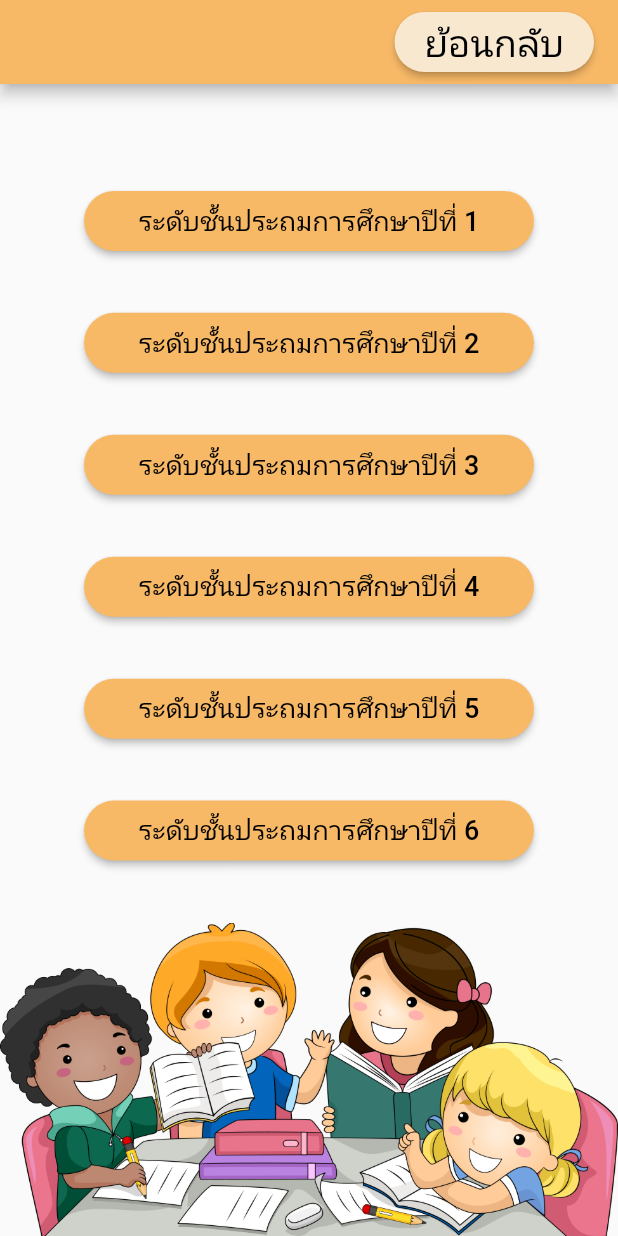
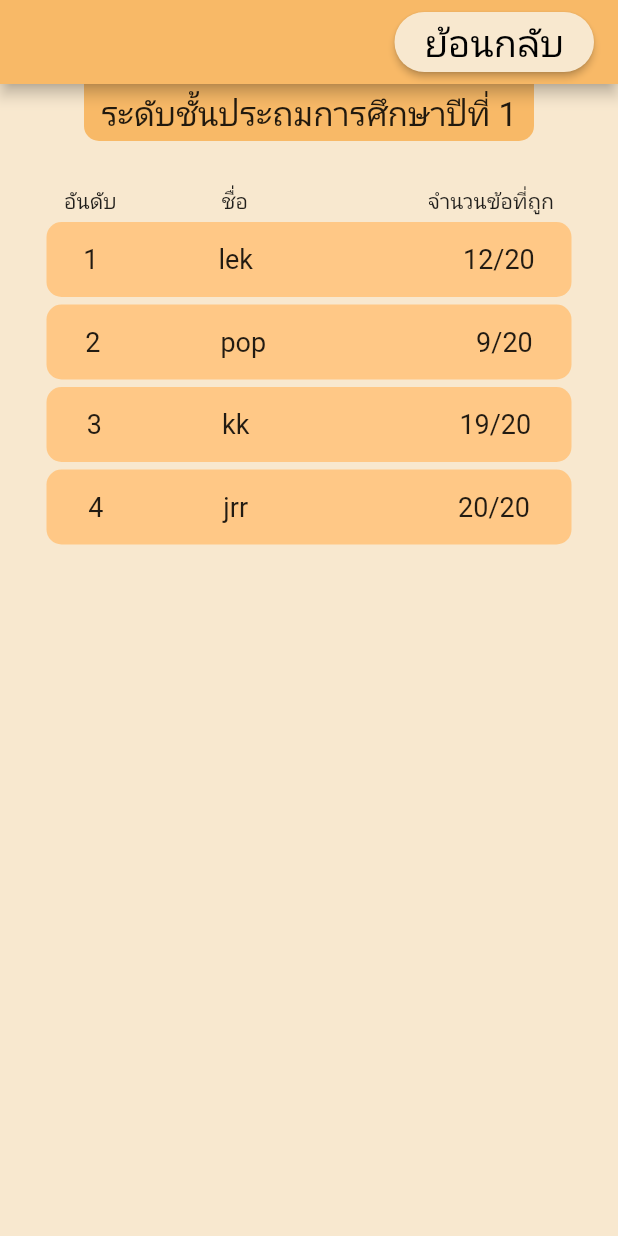
Before and after one commit to chettalek/word, a Flutter app: the scorePage screen opened directly, after a tap on "ระดับชั้นประถมการศึกษาปีที่ 1", on a phone screen of 412 x 824 dp. Run offline on Flutter 3.47's test engine with Material 2 defaults, Android fonts, the phone set to English and light mode, and no system bars; our stand-ins replace firebase_core, flutter_tts, google_sign_in, shared_preferences; accounts and stored records are empty; network calls fail.

Commit message:
เพิ่มหน้า คะแนนแบ่งชั้น
เพิ่มหน้า คะแนนแบ่งชั้น

```diff
--- a/lib/category.dart
+++ b/lib/category.dart
@@ -14,6 +14,7 @@ class _categoryPageState extends State<categoryPage> {
   Widget build(BuildContext context) {
     return Scaffold(
         appBar: AppBar(
+          automaticallyImplyLeading: false,
           backgroundColor: Color.fromARGB(255, 248, 185, 103),
           title: Row(
             mainAxisAlignment: MainAxisAlignment.end,
@@ -22,7 +23,9 @@ class _categoryPageState extends State<categoryPage> {
                 height: 40,
                 width: 133,
                 child: ElevatedButton(
-                  onPressed: () {}, //ฟังชั่นการกดปุ่ม
+                  onPressed: () {
+                    Navigator.pop(context);
+                  }, //ฟังชั่นการกดปุ่ม
                   style: ElevatedButton.styleFrom(
                     backgroundColor: Color.fromARGB(255, 248, 232, 207),
                     shape: RoundedRectangleBorder(
--- a/lib/main.dart
+++ b/lib/main.dart
@@ -7,6 +7,7 @@ import 'package:flutter_application_1/howtoplay.dart';
 import 'package:flutter_application_1/category.dart';
 import 'package:flutter_application_1/question.dart';
 import 'package:flutter_application_1/scoreview.dart';
+import 'package:flutter_application_1/scoreclass.dart';
 import 'package:http/http.dart';
 import 'package:shared_preferences/shared_preferences.dart';
 import 'firebase_options.dart';
--- a/lib/question.dart
+++ b/lib/question.dart
@@ -83,7 +83,7 @@ class _questionPageState extends State<questionPage> {
                         borderRadius: BorderRadius.all(Radius.circular(18))),
                     child: Center(
                       child: Text(
-                        '1/155', //รอดึงข้อมุลด่าน
+                        '1/20', //รอดึงข้อมุลด่าน
                         style: TextStyle(fontSize: 25),
                       ),
                     ),
@@ -153,8 +153,9 @@ class _questionPageState extends State<questionPage> {
                               IconButton(
                                   iconSize: 30,
                                   onPressed: () async {
+                                    print('easlelasl');
                                     //your custom configuration
-                                    await ftts.setLanguage("en-US");
+                                   // await ftts.setLanguage("en-US");
                                     await ftts
                                         .setSpeechRate(0.5); //speed of speech
                                     await ftts
@@ -164,6 +165,7 @@ class _questionPageState extends State<questionPage> {
                                     //play text to sp
                                     var result = await ftts.speak(
                                         "Hello World, this is Flutter Campus.");
+                                    print(result);
                                     if (result == 1) {
                                       //speaking
                                       print('ok');
--- /dev/null
+++ b/lib/scoreclass.dart
@@ -0,0 +1,230 @@
+import 'package:flutter/material.dart';
+
+class scoreclassPage extends StatefulWidget {
+  const scoreclassPage({super.key});
+
+  @override
+  State<scoreclassPage> createState() => _scoreclassState();
+}
+
+class _scoreclassState extends State<scoreclassPage> {
+  //แสดงข้อมูล
+  @override
+  Widget build(BuildContext context) {
+    return Scaffold(
+        appBar: AppBar(
+          automaticallyImplyLeading: false,
+          backgroundColor: Color.fromARGB(255, 248, 185, 103),
+          title: Row(
+            mainAxisAlignment: MainAxisAlignment.end,
+            children: [
+              SizedBox(
+                height: 40,
+                width: 133,
+                child: ElevatedButton(
+                  onPressed: () {
+                    Navigator.pop(context);
+                  }, //ฟังชั่นการกดปุ่ม
+                  style: ElevatedButton.styleFrom(
+                    backgroundColor: Color.fromARGB(255, 248, 232, 207),
+                    shape: RoundedRectangleBorder(
+                      borderRadius: BorderRadius.circular(30.0),
+                    ),
+                  ),
+                  child: const Text(
+                    'ย้อนกลับ',
+                    style: TextStyle(fontSize: 25),
+                  ),
+                ),
+              ),
+            ],
+          ),
+        ),
+        backgroundColor: Color.fromARGB(255, 248, 232, 207),
+        body: Center(
+          child: Column(
+            children: [
+              Container(
+                height: 38,
+                width: 300,
+                decoration: BoxDecoration(
+                    color: Color.fromARGB(255, 248, 185, 103),
+                    borderRadius: BorderRadius.only(
+                        bottomLeft: Radius.circular(10),
+                        bottomRight: Radius.circular(10))),
+                child: Center(
+                    child: Text(
+                  'ระดับชั้นประถมการศึกษาปีที่ 1',
+                  style: TextStyle(fontSize: 22),
+                )),
+              ),
+              SizedBox(
+                height: 30,
+              ),
+              Row(
+                mainAxisAlignment: MainAxisAlignment.center,
+                children: [
+                  Text('อันดับ'),
+                  SizedBox(
+                    width: 70,
+                  ),
+                  Text('ชื่อ'),
+                  SizedBox(
+                    width: 120,
+                  ),
+                  Text('จำนวนข้อที่ถูก'),
+                ],
+              ),
+              SizedBox(
+                height: 5,
+              ),
+              Container(
+                height: 50,
+                width: 350,
+                decoration: BoxDecoration(
+                    color: Color.fromARGB(255, 255, 200, 134),
+                    borderRadius: BorderRadius.only(
+                        bottomLeft: Radius.circular(10),
+                        bottomRight: Radius.circular(10),
+                        topLeft: Radius.circular(10),
+                        topRight: Radius.circular(10))),
+                child: Row(
+                  mainAxisAlignment: MainAxisAlignment.center,
+                  children: [
+                    Text(
+                      '1',
+                      style: TextStyle(fontSize: 18),
+                    ),
+                    SizedBox(
+                      width: 80,
+                    ),
+                    Text(
+                      'lek',
+                      style: TextStyle(fontSize: 18),
+                    ),
+                    SizedBox(
+                      width: 140,
+                    ),
+                    Text(
+                      '12/20',
+                      style: TextStyle(fontSize: 18),
+                    )
+                  ],
+                ),
+              ),
+              SizedBox(
+                height: 5,
+              ),
+              Container(
+                height: 50,
+                width: 350,
+                decoration: BoxDecoration(
+                    color: Color.fromARGB(255, 255, 200, 134),
+                    borderRadius: BorderRadius.only(
+                        bottomLeft: Radius.circular(10),
+                        bottomRight: Radius.circular(10),
+                        topLeft: Radius.circular(10),
+                        topRight: Radius.circular(10))),
+                child: Row(
+                  mainAxisAlignment: MainAxisAlignment.center,
+                  children: [
+                    Text(
+                      '2',
+                      style: TextStyle(fontSize: 18),
+                    ),
+                    SizedBox(
+                      width: 80,
+                    ),
+                    Text(
+                      'pop',
+                      style: TextStyle(fontSize: 18),
+                    ),
+                    SizedBox(
+                      width: 140,
+                    ),
+                    Text(
+                      '9/20',
+                      style: TextStyle(fontSize: 18),
+                    )
+                  ],
+                ),
+              ),
+              SizedBox(
+                height: 5,
+              ),
+              Container(
+                height: 50,
+                width: 350,
+                decoration: BoxDecoration(
+                    color: Color.fromARGB(255, 255, 200, 134),
+                    borderRadius: BorderRadius.only(
+                        bottomLeft: Radius.circular(10),
+                        bottomRight: Radius.circular(10),
+                        topLeft: Radius.circular(10),
+                        topRight: Radius.circular(10))),
+                child: Row(
+                  mainAxisAlignment: MainAxisAlignment.center,
+                  children: [
+                    Text(
+                      '3',
+                      style: TextStyle(fontSize: 18),
+                    ),
+                    SizedBox(
+                      width: 80,
+                    ),
+                    Text(
+                      'kk',
+                      style: TextStyle(fontSize: 18),
+                    ),
+                    SizedBox(
+                      width: 140,
+                    ),
+                    Text(
+                      '19/20',
+                      style: TextStyle(fontSize: 18),
+                    )
+                  ],
+                ),
+              ),
+              SizedBox(
+                height: 5,
+              ),
+              Container(
+                height: 50,
+                width: 350,
+                decoration: BoxDecoration(
+                    color: Color.fromARGB(255, 255, 200, 134),
+                    borderRadius: BorderRadius.only(
+                        bottomLeft: Radius.circular(10),
+                        bottomRight: Radius.circular(10),
+                        topLeft: Radius.circular(10),
+                        topRight: Radius.circular(10))),
+                child: Row(
+                  mainAxisAlignment: MainAxisAlignment.center,
+                  children: [
+                    Text(
+                      '4',
+                      style: TextStyle(fontSize: 18),
+                    ),
+                    SizedBox(
+                      width: 80,
+                    ),
+                    Text(
+                      'jrr',
+                      style: TextStyle(fontSize: 18),
+                    ),
+                    SizedBox(
+                      width: 140,
+                    ),
+                    Text(
+                      '20/20',
+                      style: TextStyle(fontSize: 18),
+                    )
+                  ],
+                ),
+              ),
+            ],
+          ),
+        ));
+  }
+}
--- a/lib/scoreview.dart
+++ b/lib/scoreview.dart
@@ -1,4 +1,5 @@
 import 'package:flutter/material.dart';
+import 'package:flutter_application_1/scoreclass.dart';
 
 class scorePage extends StatefulWidget {
   const scorePage({super.key});
@@ -40,6 +41,7 @@ class _scorePageState extends State<scorePage> {
             ],
           ),
         ),
+        backgroundColor: Color.fromARGB(255, 248, 232, 207),
         body: Center(
           child: Column(
             mainAxisAlignment: MainAxisAlignment.spaceBetween,
@@ -51,7 +53,12 @@ class _scorePageState extends State<scorePage> {
                 height: 40,
                 width: 300,
                 child: ElevatedButton(
-                  onPressed: () {}, //ฟังชั่นการกดปุ่ม
+                  onPressed: () {
+                    Navigator.push(
+                        context,
+                        MaterialPageRoute(
+                            builder: (context) => scoreclassPage()));
+                  }, //ฟังชั่นการกดปุ่ม
                   style: ElevatedButton.styleFrom(
                     backgroundColor: Color.fromARGB(255, 248, 185, 103),
                     shape: RoundedRectangleBorder(
```
Also changed, not shown: lib/play.dart (+30 -48 lines), pubspec.lock, 4 other files.
